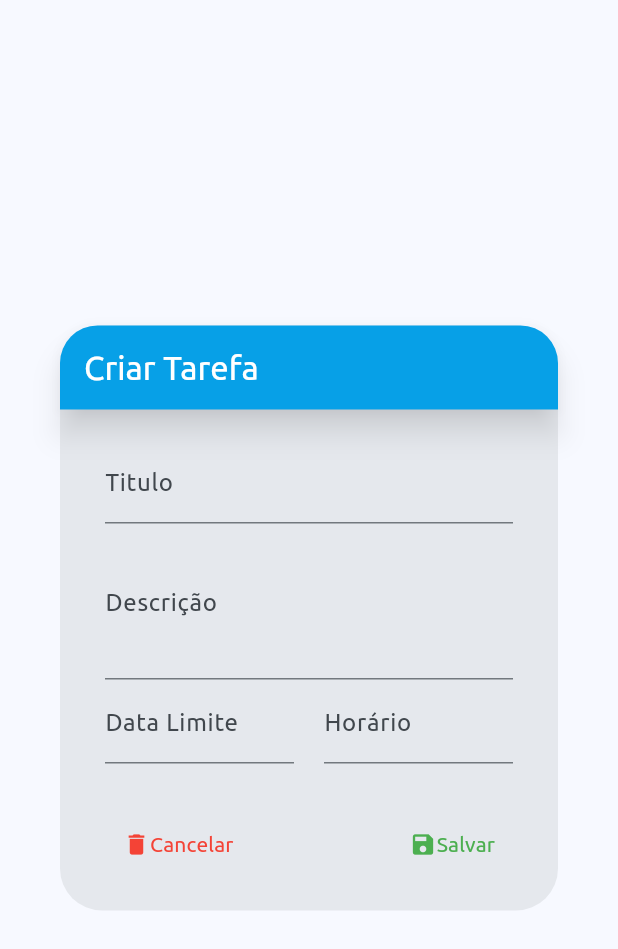
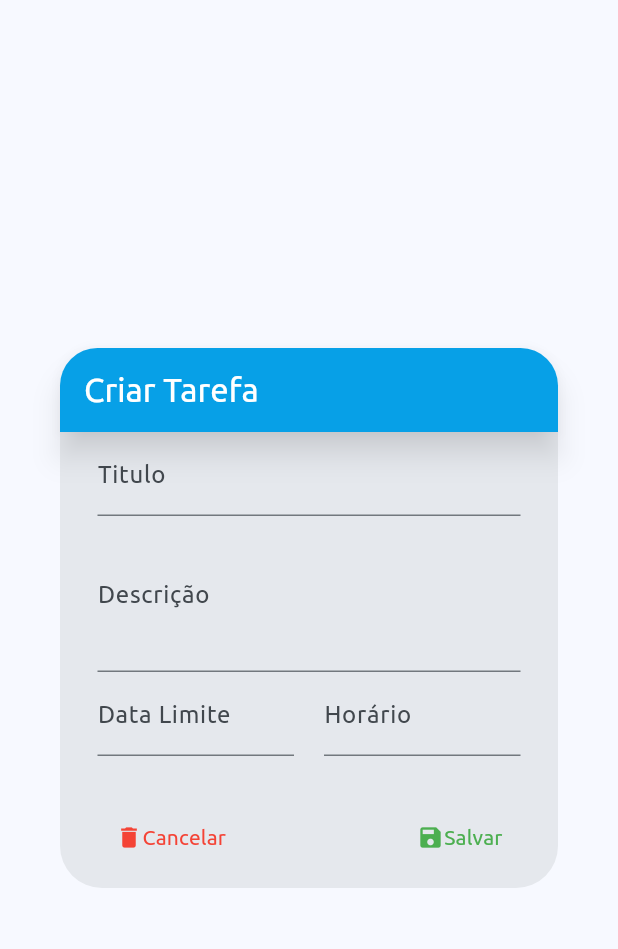
Before and after one commit to Ferps53/Scheduler, a Flutter app: the TarefaFormDialog widget shown alone on an empty page, opened directly, on a phone screen of 412 x 824 dp. Shown: the top 949 px of the screen. Run offline on Flutter 3.47's test engine with Material 3 defaults, Android fonts, the phone set to English and light mode, and no system bars; our stand-ins replace firebase_core, firebase_messaging, shared_preferences; accounts and stored records are empty; generated files the repository leaves out were written again; network calls fail.

Commit message:
BugFix: Estouro de tela no dialog de criação/atualização de tarefa

```diff
--- a/lib/src/view/tarefa/dialogs/tarefa_form_dialog.dart
+++ b/lib/src/view/tarefa/dialogs/tarefa_form_dialog.dart
@@ -104,12 +104,12 @@ class _TarefaFormDialogState extends State<TarefaFormDialog> {
                   widget.tarefa == null ? "Criar Tarefa" : "Atualizar Tarefa"),
             ),
             Padding(
-              padding: const EdgeInsets.all(15),
+              padding: const EdgeInsets.symmetric(horizontal: 10),
               child: Form(
                 key: _formKey,
                 child: Padding(
                   padding:
-                      const EdgeInsets.symmetric(horizontal: 15, vertical: 5),
+                      const EdgeInsets.symmetric(horizontal: 15, vertical: 0),
                   child: Column(
                     mainAxisSize: MainAxisSize.min,
                     mainAxisAlignment: MainAxisAlignment.start,
@@ -193,6 +193,9 @@ class _TarefaFormDialogState extends State<TarefaFormDialog> {
                                 ),
                         ],
                       ),
+                      const SizedBox(
+                        height: 10,
+                      ),
                     ],
                   ),
                 ),
```
